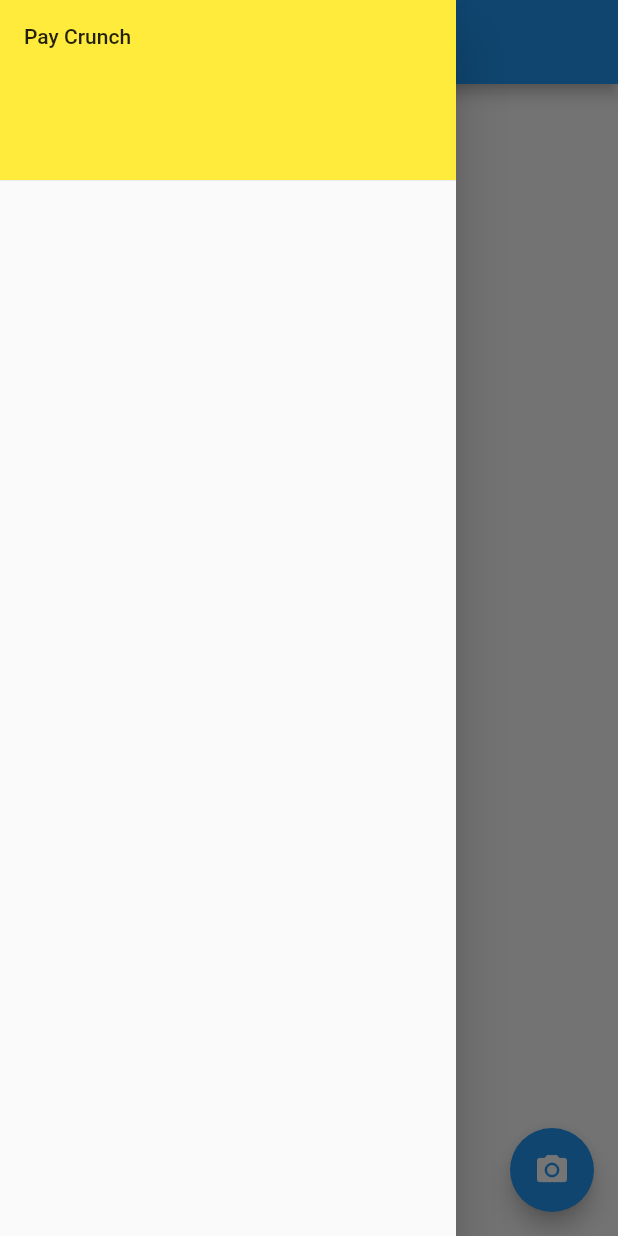
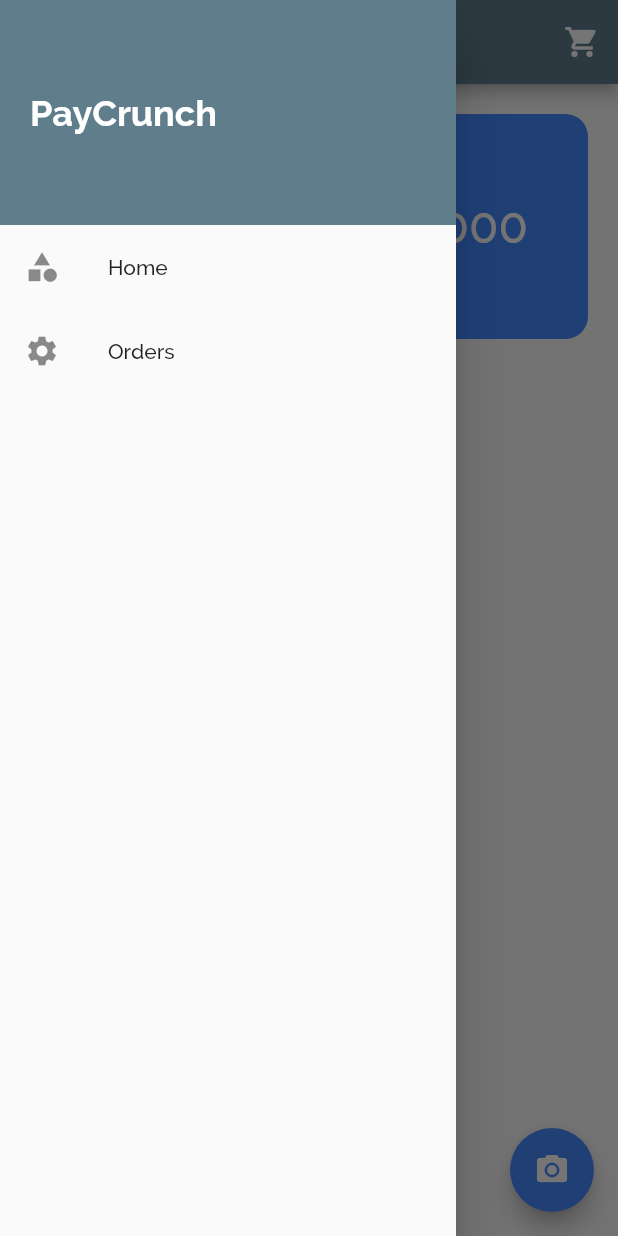
Before and after one commit to bluex4556/PayCrunch, a Flutter app: the screen it shows after launch, with the side drawer open, on a phone screen of 412 x 824 dp. Run offline on Flutter 3.47's test engine with Material 2 defaults, Android fonts, the phone set to English and light mode, and no system bars; missing offline and left inert: qrscan.

Commit message:
added cart

```diff
--- a/lib/home.dart
+++ /dev/null
@@ -1,59 +0,0 @@
-import 'package:flutter/material.dart';
-import 'package:qrscan/qrscan.dart' as scanner;
-
-class Home extends StatefulWidget {
-  @override
-  _HomeState createState() => _HomeState();
-}
-
-class _HomeState extends State<Home> {
-  String qrCode = "";
-  @override
-  Widget build(BuildContext context) {
-    return MaterialApp(
-      home: Scaffold(
-        drawer: Drawer(
-          child: ListView(
-            padding: EdgeInsets.zero,
-            children: <Widget>[
-              Container(
-                height: 120,
-                child: DrawerHeader(
-                  child: Text("Pay Crunch"),
-                  decoration: BoxDecoration(
-                    color: Colors.yellow,
-                  ),
-                  margin: EdgeInsets.zero,
-                ),
-              )
-            ],
-          ),
-        ),
-        appBar: AppBar(
-          title: Text(
-            "Pay Crunch",
-            style: TextStyle(
-              color: Colors.white,
-            ),
-          ),
-        ),
-        body: Center(
-          child: SelectableText(
-            "$qrCode",
-            style: TextStyle(
-              color: Colors.white,
-            ),
-          ),
-        ),
-        floatingActionButton: FloatingActionButton(
-          onPressed: _scan,
-          child: Icon(Icons.camera_alt),
-        ),
-      ),
-    );
-  }
-  Future _scan() async{
-    String qrCode = await scanner.scan();
-    setState(() => this.qrCode = qrCode);
-  }
-}
--- a/lib/main.dart
+++ b/lib/main.dart
@@ -1,14 +1,25 @@
 import 'dart:async';
 import 'package:flutter/material.dart';
+import 'package:pay_crunch/screens/cart_screen.dart';
 import 'package:qrscan/qrscan.dart' as scanner;
 
-import './home.dart';
+import 'screens/home.dart';
 
 void main() => runApp(MyApp());
 
 class MyApp extends StatelessWidget {
   @override
   Widget build(BuildContext context) {
-    return Home();
+    return MaterialApp(
+      theme: ThemeData(
+        primarySwatch: Colors.blueGrey,
+        accentColor: Colors.blueAccent,
+        fontFamily: "Raleway",
+      ),
+      home: Home(),
+      routes: {
+        CartScreen.routeName: (_) => CartScreen(),
+      },
+    );
   }
 }
--- /dev/null
+++ b/lib/models/cart_item.dart
@@ -0,0 +1,13 @@
+import 'package:flutter/foundation.dart';
+
+class CartItem {
+  final String username;
+  final String productId;
+  int qty;
+
+  CartItem({
+    @required this.username,
+    @required this.productId,
+    this.qty = 1,
+  });
+}
--- /dev/null
+++ b/lib/models/product.dart
@@ -0,0 +1,15 @@
+import 'package:flutter/foundation.dart';
+
+class Product {
+  final String id;
+  final String name;
+  final int price;
+  final String barCode;
+
+  Product({
+    @required this.id,
+    @required this.name,
+    @required this.price,
+    @required this.barCode,
+  });
+}
--- /dev/null
+++ b/lib/models/user.dart
@@ -0,0 +1,13 @@
+import 'package:flutter/foundation.dart';
+
+class User {
+  final String username;
+  final String password;
+  int balance;
+
+  User({
+    @required this.username,
+    @required this.password,
+    this.balance = 0,
+  });
+}
--- /dev/null
+++ b/lib/screens/home.dart
@@ -0,0 +1,78 @@
+import 'package:flutter/material.dart';
+import 'package:pay_crunch/models/cart_item.dart';
+import 'package:pay_crunch/models/product.dart';
+import 'package:pay_crunch/screens/cart_screen.dart';
+import 'package:qrscan/qrscan.dart' as scanner;
+
+import '../models/user.dart';
+import '../widget/main_drawer.dart';
+import '../widget/balance_card.dart';
+
+class Home extends StatefulWidget {
+  @override
+  _HomeState createState() => _HomeState();
+}
+
+class _HomeState extends State<Home> {
+  User user = User(username: "me", password: "1234", balance: 1000);
+  List<Product> productList = [
+    Product(id: "1", barCode: "1234", name: "testitem", price: 10),
+  ];
+
+  List<CartItem> cart = [
+    CartItem(username: "me", productId: "1"),
+    CartItem(username: "me", productId: "1"),
+  ];
+
+  @override
+  Widget build(BuildContext context) {
+    return Scaffold(
+      drawer: MainDrawer(),
+      appBar: AppBar(
+        title: Text("Pay Crunch"),
+        actions: <Widget>[
+          IconButton(
+            icon: Icon(
+              Icons.shopping_cart,
+              color: Colors.white,
+            ),
+            onPressed: () {
+              Navigator.of(context).pushNamed(CartScreen.routeName, arguments: {
+                "cart": cart,
+                "product": productList,
+              });
+              print("Go to cart");
+            },
+          )
+        ],
+      ),
+      body: Padding(
+        padding: const EdgeInsets.all(10.0),
+        child: Column(
+          children: <Widget>[
+            BalanceCard(user.balance),
+          ],
+        ),
+      ),
+      floatingActionButton: FloatingActionButton(
+        onPressed: _scan,
+        child: Icon(Icons.camera_alt),
+      ),
+    );
+  }
+
+  Future _scan() async {
+    String scannedCode = await scanner.scan();
+    Product scannedProduct = productList.firstWhere((product) {
+      if (product.barCode == scannedCode) return true;
+      return false;
+    });
+    setState(() {
+      if (scannedProduct != null) {
+        cart.add(new CartItem(
+            username: user.username, productId: scannedProduct.id));
+      } else
+        print(scannedProduct);
+    });
+  }
+}
--- /dev/null
+++ b/lib/widget/balance_card.dart
@@ -0,0 +1,45 @@
+import 'package:flutter/material.dart';
+
+class BalanceCard extends StatelessWidget {
+
+  final int balance;
+
+  BalanceCard(this.balance);
+
+  @override
+  Widget build(BuildContext context) {
+    return Container(
+      decoration: BoxDecoration(
+        color: Theme.of(context).accentColor,
+        borderRadius: BorderRadius.circular(15),
+      ),
+      margin: const EdgeInsets.all(10),
+      padding: const EdgeInsets.symmetric(vertical: 16,horizontal: 40),
+      width: double.infinity,
+      height: 150,
+      child: Row(
+        mainAxisAlignment: MainAxisAlignment.spaceBetween,
+        children: <Widget>[
+          Column(
+            crossAxisAlignment: CrossAxisAlignment.start,
+            mainAxisAlignment: MainAxisAlignment.spaceAround,
+            children: <Widget>[
+              Text("Wallet", style: TextStyle(
+                fontSize: 30,
+                color: Colors.white,
+                fontWeight: FontWeight.w500,
+              ),),
+              Icon(Icons.account_balance_wallet,color: Colors.white,size: 32,),
+            ],
+          ),
+          Text("$balance",style: TextStyle(
+            color: Colors.white,
+            fontSize: 32,
+            fontWeight: FontWeight.w500,
+          ),
+          ),
+        ],
+      ),
+    );
+  }
+}
--- /dev/null
+++ b/lib/widget/main_drawer.dart
@@ -0,0 +1,39 @@
+import 'package:flutter/material.dart';
+
+class MainDrawer extends StatelessWidget {
+
+  Widget buildDrawerTile(String title, IconData icon, Function tapHandler) {
+    return ListTile(
+      leading: Icon(icon),
+      title: Text(title),
+      onTap: tapHandler,
+    );
+  }
+
+  @override
+  Widget build(BuildContext context) {
+    return Drawer(
+      child: Column(
+        children: <Widget>[
+          Container(
+            padding: const EdgeInsets.all(20),
+            width: double.infinity,
+            height: 150,
+            color: Colors.blueGrey,
+            alignment: Alignment.centerLeft,
+            child: Text(
+              "PayCrunch",
+              style: TextStyle(
+                color: Colors.white,
+                fontSize: 24,
+                fontWeight: FontWeight.w800,
+              ),
+            ),
+          ),
+          buildDrawerTile("Home", Icons.category, () {}),
+          buildDrawerTile("Orders", Icons.settings, (){}),
+        ],
+      ),
+    );;
+  }
+}
```
Also changed, not shown: lib/screens/cart_screen.dart (added, +92 -0 lines), lib/widget/cart_product.dart (added, +48 -0 lines), pubspec.yaml (+10 -11 lines), assets/fonts/Raleway-Bold.ttf (added), assets/fonts/Raleway-Italic.ttf (added), assets/fonts/Raleway-Medium.ttf (added), assets/fonts/Raleway-Regular.ttf (added).
